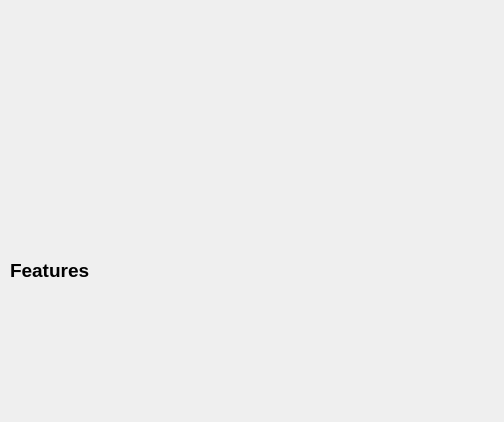
First picture: the form in carinfoform.ui, repository MariaSoika/KR, before the edit.
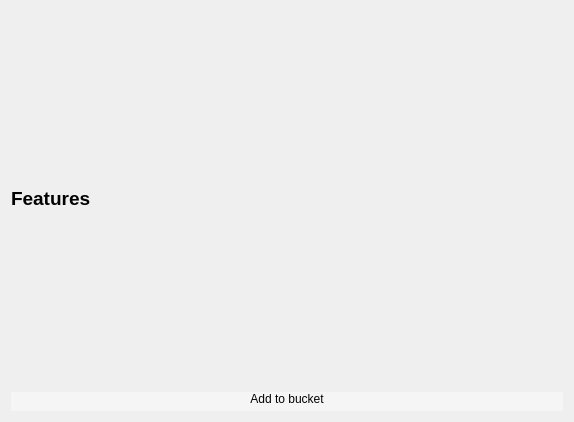
Second picture: the form after the edit. Icons and pictures are not drawn.

What changed in the file:
```diff
--- a/carinfoform.ui
+++ b/carinfoform.ui
@@ -6,7 +6,7 @@
    <rect>
     <x>0</x>
     <y>0</y>
-    <width>504</width>
+    <width>574</width>
     <height>422</height>
    </rect>
   </property>
@@ -19,15 +19,9 @@
   <property name="styleSheet">
    <string notr="true">border-color: qlineargradient(spread:pad, x1:0, y1:0, x2:1, y2:0, stop:0 rgba(255, 178, 102, 255), stop:0.55 rgba(235, 148, 61, 255), stop:0.98 rgba(0, 0, 0, 255), stop:1 rgba(0, 0, 0, 0));</string>
   </property>
+  <layout class="QGridLayout" name="gridLayout">
+   <item row="0" column="0">
   <widget class="QLabel" name="label">
-   <property name="geometry">
-    <rect>
-     <x>9</x>
-     <y>9</y>
-     <width>481</width>
-     <height>241</height>
-    </rect>
-   </property>
    <property name="text">
     <string/>
    </property>
@@ -38,15 +32,16 @@
     <bool>true</bool>
    </property>
   </widget>
+   </item>
+   <item row="2" column="0">
+    <widget class="QLabel" name="labelInfo">
+     <property name="text">
+      <string/>
+     </property>
+    </widget>
+   </item>
+   <item row="1" column="0">
   <widget class="QLabel" name="label_2">
-   <property name="geometry">
-    <rect>
-     <x>10</x>
-     <y>260</y>
-     <width>111</width>
-     <height>21</height>
-    </rect>
-   </property>
    <property name="font">
     <font>
      <pointsize>14</pointsize>
@@ -57,6 +52,31 @@
     <string>Features</string>
    </property>
   </widget>
+   </item>
+   <item row="3" column="0">
+    <widget class="QPushButton" name="pushButton">
+     <property name="styleSheet">
+      <string notr="true">QPushButton
+{
+background-color: rgb(245, 245, 245);
+border:none;
+color: rgb(2, 2, 2);
+border-left: 1px solid rgb(245, 245, 245);
+border-right: 1px solid rgb(245, 245, 245);
+border-bottom: 5px solid rgb(245, 245, 245);
+}
+QPushButton:hover {
+    color: #000000;
+    background-color: rgb(200, 200, 200); 
+    border: 0px solid rgb(0, 0, 0);
+}</string>
+     </property>
+     <property name="text">
+      <string>Add to bucket</string>
+     </property>
+    </widget>
+   </item>
+  </layout>
  </widget>
  <resources/>
  <connections/>
```
Lines whose indentation alone changed are shown as unchanged.
